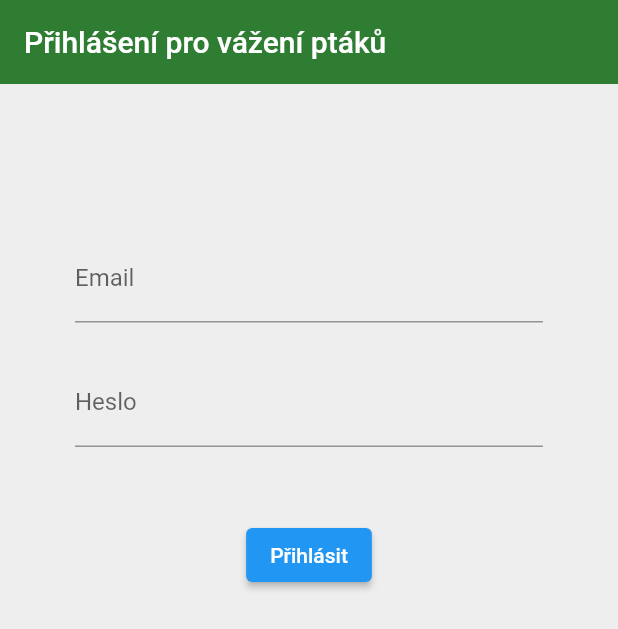
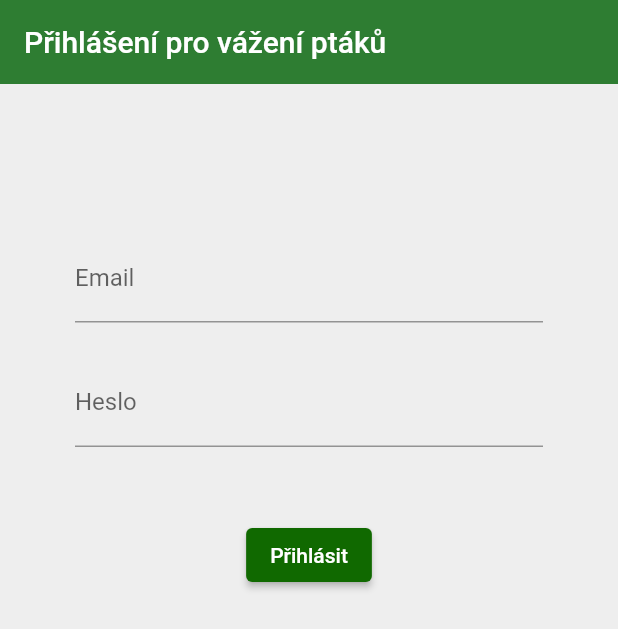
Before and after one commit to onpelikan/birdweights, a Flutter app: the screen it shows after launch, on a phone screen of 412 x 824 dp. Shown: the top 629 px of the screen. Run offline on Flutter 3.47's test engine with Material 2 defaults, Android fonts, the light colour scheme and no system bars; our stand-ins replace cloud_firestore, firebase_auth, firebase_core, flutter_signin_button, flutter_spinkit, google_sign_in; accounts and stored records are empty.

Commit message:
barva tlacitka prihlasovani

```diff
--- a/lib/pages/sign_in.dart
+++ b/lib/pages/sign_in.dart
@@ -101,6 +101,10 @@ class _SignInState extends State<SignIn> {
                         ),
                         const SizedBox(height: 48),
                         ElevatedButton(
+                          style: ElevatedButton.styleFrom(
+                            backgroundColor: const Color.fromARGB(255, 16, 105,
+                                0), // Change the background color of the button
+                          ),
                           onPressed: _signIn,
                           child: const Text('Přihlásit'),
                         ),
```
